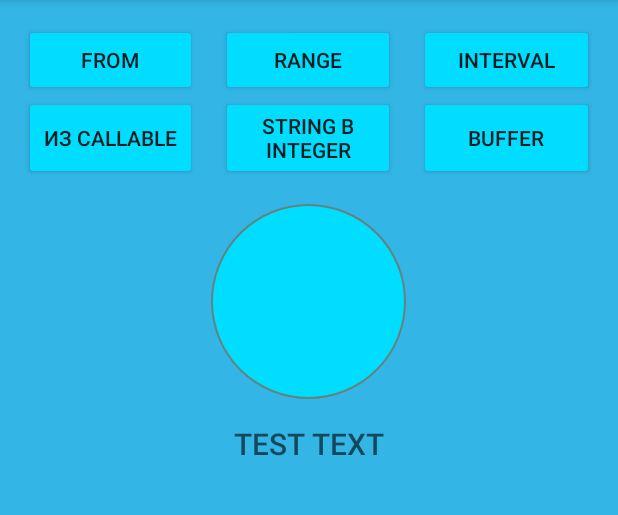
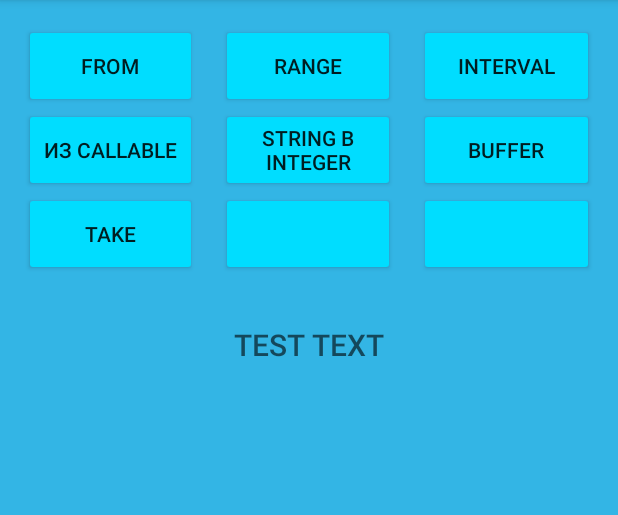
Before and after one commit to Golgoroth22/GeekBrains_Android3, an Android app: the screen it shows after launch (MainActivity), on a phone screen of 412 x 824 dp, the part 84-599 px from its top. Run offline under Robolectric (Android 15) with nearby library versions, the phone set to English and light mode, and no system bars; our stand-ins replace RxJava.

Commit message:
Add retrolambda to project. Finish Take example

```diff
--- a/RxJava2Training/app/build.gradle
+++ b/RxJava2Training/app/build.gradle
@@ -1,4 +1,5 @@
 apply plugin: 'com.android.application'
+apply plugin: 'me.tatarka.retrolambda'
 
 android {
     compileSdkVersion 26
@@ -16,6 +17,10 @@ android {
             proguardFiles getDefaultProguardFile('proguard-android.txt'), 'proguard-rules.pro'
         }
     }
+    compileOptions {
+        sourceCompatibility JavaVersion.VERSION_1_8
+        targetCompatibility JavaVersion.VERSION_1_8
+    }
 }
 
 dependencies {
--- a/RxJava2Training/app/src/main/java/com/falin/valentin/rxjava2training/view/ViewFragment.java
+++ b/RxJava2Training/app/src/main/java/com/falin/valentin/rxjava2training/view/ViewFragment.java
@@ -33,6 +33,9 @@ public class ViewFragment extends Fragment {
     Button fourthButton;
     Button fifthButton;
     Button sixthButton;
+    Button seventhButton;
+    Button eighthButton;
+    Button ninthButton;
     TextView textView;
     ImageView imageView;
 
@@ -56,47 +59,21 @@ public class ViewFragment extends Fragment {
 
     private void initViews(View view) {
         firstButton = view.findViewById(R.id.first_button);
-        firstButton.setOnClickListener(new View.OnClickListener() {
-            @Override
-            public void onClick(View view) {
-                presenter.firstButtonClick();
-            }
-        });
+        firstButton.setOnClickListener(v -> presenter.firstButtonClick());
         secondButton = view.findViewById(R.id.second_button);
-        secondButton.setOnClickListener(new View.OnClickListener() {
-            @Override
-            public void onClick(View view) {
-                presenter.secondButtonClick();
-            }
-        });
+        secondButton.setOnClickListener(v -> presenter.secondButtonClick());
         thirdButton = view.findViewById(R.id.third_button);
-        thirdButton.setOnClickListener(new View.OnClickListener() {
-            @Override
-            public void onClick(View view) {
-                presenter.thirdButtonClicked();
-            }
-        });
+        thirdButton.setOnClickListener(v -> presenter.thirdButtonClicked());
         fourthButton = view.findViewById(R.id.fourth_button);
-        fourthButton.setOnClickListener(new View.OnClickListener() {
-            @Override
-            public void onClick(View view) {
-                presenter.fourthButtonClicked();
-            }
-        });
+        fourthButton.setOnClickListener(v -> presenter.fourthButtonClicked());
         fifthButton = view.findViewById(R.id.fifth_button);
-        fifthButton.setOnClickListener(new View.OnClickListener() {
-            @Override
-            public void onClick(View view) {
-                presenter.fifthButtonClicked();
-            }
-        });
+        fifthButton.setOnClickListener(v -> presenter.fifthButtonClicked());
         sixthButton = view.findViewById(R.id.sixth_button);
-        sixthButton.setOnClickListener(new View.OnClickListener() {
-            @Override
-            public void onClick(View view) {
-                presenter.sixthButtonClicked();
-            }
-        });
+        sixthButton.setOnClickListener(v -> presenter.sixthButtonClicked());
+        seventhButton = view.findViewById(R.id.seventh_button);
+        seventhButton.setOnClickListener(v -> presenter.seventhButtonClicked());
+        eighthButton = view.findViewById(R.id.eighth_button);
+        ninthButton = view.findViewById(R.id.ninth_button);
         textView = view.findViewById(R.id.text);
         imageView = view.findViewById(R.id.image);
     }
@@ -214,12 +191,7 @@ public class ViewFragment extends Fragment {
     }
 
     public void fifthButtonClicked(String[] stringMass) {
-        Function<String, Integer> function = new Function<String, Integer>() {
-            @Override
-            public Integer apply(String s) throws Exception {
-                return Integer.parseInt(s);
-            }
-        };
+        Function<String, Integer> function = Integer::parseInt;
 
         Observable<Integer> observable = Observable
                 .fromArray(stringMass)
@@ -228,6 +200,7 @@ public class ViewFragment extends Fragment {
             @Override
             public void onSubscribe(Disposable d) {
                 textView.append("- onSubscribe method " + d + "\n");
+                textView.append("Input mass type id String.\n Taken type is Integer \n");
             }
 
             @Override
@@ -248,7 +221,8 @@ public class ViewFragment extends Fragment {
         observable.subscribe(observer);
     }
 
-    public void sixButtonClicked(Integer[] integerMass) {
+    public void sixButtonClicked(final Integer[] integerMass) {
+        clearTextView();
         Observable<List<Integer>> observable = Observable
                 .fromArray(integerMass)
                 .buffer(integerMass.length % 3);
@@ -257,6 +231,8 @@ public class ViewFragment extends Fragment {
             @Override
             public void onSubscribe(Disposable d) {
                 textView.append("- onSubscribe method " + d + "\n");
+                textView.append("MassSize - " + integerMass.length + "\n");
+                textView.append("Elements in row - " + (integerMass.length % 3) + "\n");
             }
 
             @Override
@@ -276,4 +252,35 @@ public class ViewFragment extends Fragment {
         };
         observable.subscribe(observer);
     }
+
+    public void seventhButtonClicked(final Integer[] integerMass) {
+        clearTextView();
+        Observable<Integer> observable = Observable
+                .fromArray(integerMass)
+                .take(integerMass.length - 2);
+        Observer<Integer> observer = new Observer<Integer>() {
+            @Override
+            public void onSubscribe(Disposable d) {
+                textView.append("- onSubscribe method " + d + "\n");
+                textView.append("MassSize - " + integerMass.length + "\n");
+                textView.append("Elements take - " + (integerMass.length - 2) + "\n");
+            }
+
+            @Override
+            public void onNext(Integer integer) {
+                textView.append("- onNext method " + integer + "\n");
+            }
+
+            @Override
+            public void onError(Throwable e) {
+                textView.append("- onError method " + e + "\n");
+            }
+
+            @Override
+            public void onComplete() {
+                textView.append("- onComplete method.");
+            }
+        };
+        observable.subscribe(observer);
+    }
 }
--- a/RxJava2Training/app/src/main/res/layout/fragment_view.xml
+++ b/RxJava2Training/app/src/main/res/layout/fragment_view.xml
@@ -9,12 +9,12 @@
 
     <LinearLayout
         android:layout_width="match_parent"
-        android:layout_height="wrap_content">
+        android:layout_height="@dimen/dimen_56dp">
 
         <Button
             android:id="@+id/first_button"
             android:layout_width="0dp"
-            android:layout_height="wrap_content"
+            android:layout_height="match_parent"
             android:layout_weight="7"
             android:backgroundTint="@android:color/holo_blue_bright"
             android:text="@string/from" />
@@ -27,7 +27,7 @@
         <Button
             android:id="@+id/second_button"
             android:layout_width="0dp"
-            android:layout_height="wrap_content"
+            android:layout_height="match_parent"
             android:layout_weight="7"
             android:backgroundTint="@android:color/holo_blue_bright"
             android:elevation="10dp"
@@ -41,11 +41,10 @@
         <Button
             android:id="@+id/third_button"
             android:layout_width="0dp"
-            android:layout_height="wrap_content"
+            android:layout_height="match_parent"
             android:layout_weight="7"
             android:backgroundTint="@android:color/holo_blue_bright"
             android:text="@string/interval" />
-
     </LinearLayout>
 
     <LinearLayout
@@ -81,17 +80,55 @@
         <Button
             android:id="@+id/sixth_button"
             android:layout_width="0dp"
-            android:layout_height="56dp"
+            android:layout_height="@dimen/dimen_56dp"
             android:layout_weight="7"
             android:backgroundTint="@android:color/holo_blue_bright"
             android:text="@string/buffer" />
+    </LinearLayout>
 
+    <LinearLayout
+        android:layout_width="match_parent"
+        android:layout_height="@dimen/dimen_56dp">
+
+        <Button
+            android:id="@+id/seventh_button"
+            android:layout_width="0dp"
+            android:layout_height="match_parent"
+            android:layout_weight="7"
+            android:backgroundTint="@android:color/holo_blue_bright"
+            android:text="@string/take" />
+
+        <TextView
+            android:layout_width="0dp"
+            android:layout_height="wrap_content"
+            android:layout_weight="1" />
+
+        <Button
+            android:id="@+id/eighth_button"
+            android:layout_width="0dp"
+            android:layout_height="match_parent"
+            android:layout_weight="7"
+            android:backgroundTint="@android:color/holo_blue_bright"
+            android:text="" />
+
+        <TextView
+            android:layout_width="0dp"
+            android:layout_height="wrap_content"
+            android:layout_weight="1" />
+
+        <Button
+            android:id="@+id/ninth_button"
+            android:layout_width="0dp"
+            android:layout_height="match_parent"
+            android:layout_weight="7"
+            android:backgroundTint="@android:color/holo_blue_bright"
+            android:text="" />
     </LinearLayout>
 
     <ImageView
         android:id="@+id/image"
-        android:layout_width="@dimen/dimen_130dp"
-        android:layout_height="@dimen/dimen_130dp"
+        android:layout_width="wrap_content"
+        android:layout_height="wrap_content"
         android:layout_gravity="center"
         android:layout_marginTop="@dimen/dimen_16dp"
         android:background="@drawable/shape"
--- a/RxJava2Training/app/src/main/res/values/dimens.xml
+++ b/RxJava2Training/app/src/main/res/values/dimens.xml
@@ -3,4 +3,5 @@
     <dimen name="dimen_16dp">16dp</dimen>
     <dimen name="dimen_170dp">170dp</dimen>
     <dimen name="dimen_130dp">130dp</dimen>
+    <dimen name="dimen_56dp">56dp</dimen>
 </resources>
--- a/RxJava2Training/app/src/main/res/values/strings.xml
+++ b/RxJava2Training/app/src/main/res/values/strings.xml
@@ -11,4 +11,5 @@
     <string name="from">from</string>
     <string name="string_integer">String в Integer</string>
     <string name="buffer">buffer</string>
+    <string name="take">take</string>
 </resources>
--- a/RxJava2Training/build.gradle
+++ b/RxJava2Training/build.gradle
@@ -5,9 +5,11 @@ buildscript {
     repositories {
         google()
         jcenter()
+        mavenCentral()
     }
     dependencies {
         classpath 'com.android.tools.build:gradle:3.0.1'
+        classpath 'me.tatarka:gradle-retrolambda:3.7.0'
 
 
         // NOTE: Do not place your application dependencies here; they belong
```
Also changed, not shown: RxJava2Training/app/src/main/java/com/falin/valentin/rxjava2training/presenter/Presenter.java (+4 -3 lines).
